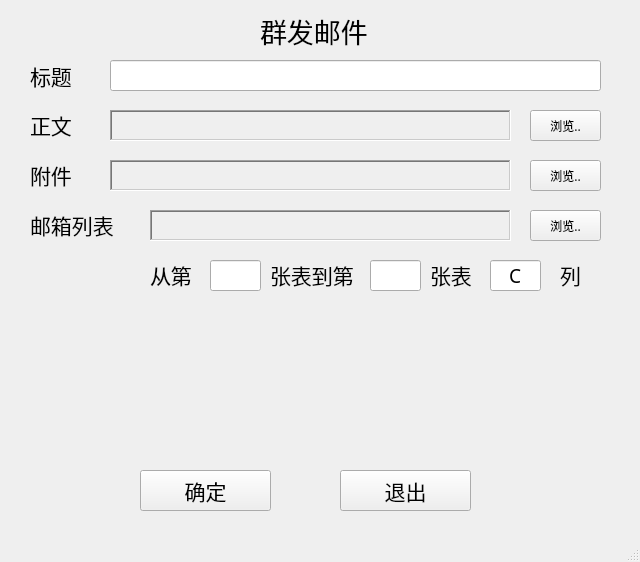
Qt form ui_send1.ui (oliverhust/SendMail) before a commit.
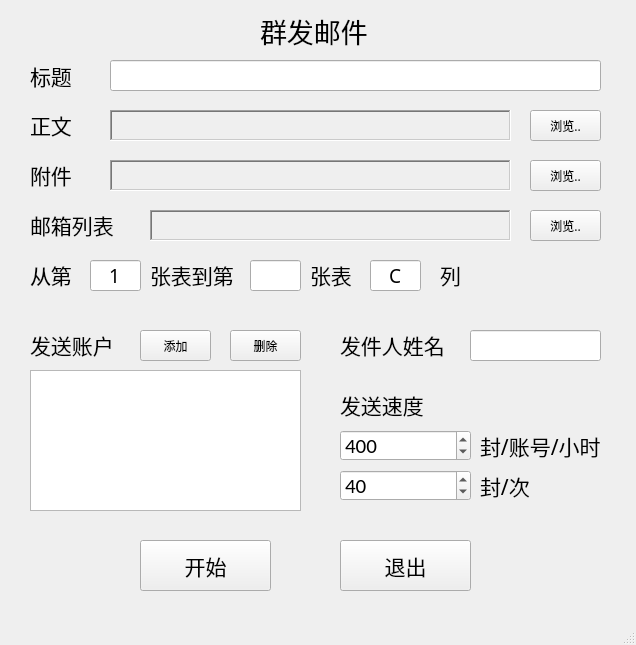
The same form after that commit.

```diff
--- a/ui_send1.ui
+++ b/ui_send1.ui
@@ -6,8 +6,8 @@
    <rect>
     <x>0</x>
     <y>0</y>
-    <width>640</width>
-    <height>562</height>
+    <width>636</width>
+    <height>645</height>
    </rect>
   </property>
   <property name="windowTitle">
@@ -18,9 +18,9 @@
     <property name="geometry">
      <rect>
       <x>140</x>
-      <y>470</y>
+      <y>540</y>
       <width>131</width>
-      <height>41</height>
+      <height>51</height>
      </rect>
     </property>
     <property name="font">
@@ -30,16 +30,16 @@
      </font>
     </property>
     <property name="text">
-     <string>确定</string>
+     <string>开始</string>
     </property>
    </widget>
    <widget class="QPushButton" name="pushButton_cancel">
     <property name="geometry">
      <rect>
       <x>340</x>
-      <y>470</y>
+      <y>540</y>
       <width>131</width>
-      <height>41</height>
+      <height>51</height>
      </rect>
     </property>
     <property name="font">
@@ -276,7 +276,7 @@
    <widget class="QLineEdit" name="lineEdit_Xls_From">
     <property name="geometry">
      <rect>
-      <x>210</x>
+      <x>90</x>
       <y>260</y>
       <width>51</width>
       <height>31</height>
@@ -289,7 +289,7 @@
      </font>
     </property>
     <property name="text">
-     <string/>
+     <string>1</string>
     </property>
     <property name="alignment">
      <set>Qt::AlignCenter</set>
@@ -298,7 +298,7 @@
    <widget class="QLabel" name="label_8">
     <property name="geometry">
      <rect>
-      <x>150</x>
+      <x>30</x>
       <y>260</y>
       <width>41</width>
       <height>30</height>
@@ -317,7 +317,7 @@
    <widget class="QLabel" name="label_9">
     <property name="geometry">
      <rect>
-      <x>270</x>
+      <x>150</x>
       <y>260</y>
       <width>84</width>
       <height>30</height>
@@ -336,7 +336,7 @@
    <widget class="QLabel" name="label_10">
     <property name="geometry">
      <rect>
-      <x>430</x>
+      <x>310</x>
       <y>260</y>
       <width>84</width>
       <height>30</height>
@@ -355,7 +355,7 @@
    <widget class="QLineEdit" name="lineEdit_Xls_To">
     <property name="geometry">
      <rect>
-      <x>370</x>
+      <x>250</x>
       <y>260</y>
       <width>51</width>
       <height>31</height>
@@ -377,7 +377,7 @@
    <widget class="QLabel" name="label_11">
     <property name="geometry">
      <rect>
-      <x>560</x>
+      <x>440</x>
       <y>260</y>
       <width>31</width>
       <height>30</height>
@@ -396,7 +396,7 @@
    <widget class="QLineEdit" name="lineEdit_Xls_Col">
     <property name="geometry">
      <rect>
-      <x>490</x>
+      <x>370</x>
       <y>260</y>
       <width>51</width>
       <height>31</height>
@@ -434,6 +434,252 @@
      <string>群发邮件</string>
     </property>
    </widget>
+   <widget class="QListWidget" name="listWidget">
+    <property name="geometry">
+     <rect>
+      <x>30</x>
+      <y>370</y>
+      <width>271</width>
+      <height>141</height>
+     </rect>
+    </property>
+    <property name="toolTip">
+     <string>多账户将自动切换发送</string>
+    </property>
+   </widget>
+   <widget class="QPushButton" name="pushButton_account_add">
+    <property name="geometry">
+     <rect>
+      <x>140</x>
+      <y>330</y>
+      <width>71</width>
+      <height>31</height>
+     </rect>
+    </property>
+    <property name="font">
+     <font>
+      <family>Malgun Gothic Semilight</family>
+     </font>
+    </property>
+    <property name="toolTip">
+     <string>添加一个账户</string>
+    </property>
+    <property name="text">
+     <string>添加</string>
+    </property>
+   </widget>
+   <widget class="QPushButton" name="pushButton_account_del">
+    <property name="geometry">
+     <rect>
+      <x>230</x>
+      <y>330</y>
+      <width>71</width>
+      <height>31</height>
+     </rect>
+    </property>
+    <property name="font">
+     <font>
+      <family>Malgun Gothic Semilight</family>
+     </font>
+    </property>
+    <property name="toolTip">
+     <string>删除一个账户</string>
+    </property>
+    <property name="text">
+     <string>删除</string>
+    </property>
+   </widget>
+   <widget class="QLabel" name="label_12">
+    <property name="geometry">
+     <rect>
+      <x>30</x>
+      <y>330</y>
+      <width>91</width>
+      <height>30</height>
+     </rect>
+    </property>
+    <property name="font">
+     <font>
+      <family>Malgun Gothic Semilight</family>
+      <pointsize>16</pointsize>
+     </font>
+    </property>
+    <property name="toolTip">
+     <string>多账户将自动切换发送</string>
+    </property>
+    <property name="text">
+     <string>发送账户</string>
+    </property>
+   </widget>
+   <widget class="QLineEdit" name="lineEdit_Sender_Name">
+    <property name="geometry">
+     <rect>
+      <x>470</x>
+      <y>330</y>
+      <width>131</width>
+      <height>31</height>
+     </rect>
+    </property>
+    <property name="font">
+     <font>
+      <family>Malgun Gothic Semilight</family>
+      <pointsize>16</pointsize>
+     </font>
+    </property>
+    <property name="toolTip">
+     <string/>
+    </property>
+   </widget>
+   <widget class="QLabel" name="label_13">
+    <property name="geometry">
+     <rect>
+      <x>340</x>
+      <y>330</y>
+      <width>121</width>
+      <height>30</height>
+     </rect>
+    </property>
+    <property name="font">
+     <font>
+      <family>Malgun Gothic Semilight</family>
+      <pointsize>16</pointsize>
+     </font>
+    </property>
+    <property name="text">
+     <string>发件人姓名</string>
+    </property>
+   </widget>
+   <widget class="QLabel" name="label_14">
+    <property name="geometry">
+     <rect>
+      <x>340</x>
+      <y>390</y>
+      <width>121</width>
+      <height>30</height>
+     </rect>
+    </property>
+    <property name="font">
+     <font>
+      <family>Malgun Gothic Semilight</family>
+      <pointsize>16</pointsize>
+     </font>
+    </property>
+    <property name="text">
+     <string>发送速度</string>
+    </property>
+   </widget>
+   <widget class="QLabel" name="label_15">
+    <property name="geometry">
+     <rect>
+      <x>480</x>
+      <y>430</y>
+      <width>131</width>
+      <height>31</height>
+     </rect>
+    </property>
+    <property name="font">
+     <font>
+      <family>Malgun Gothic Semilight</family>
+      <pointsize>16</pointsize>
+     </font>
+    </property>
+    <property name="toolTip">
+     <string>每个账号每小时的发送数量</string>
+    </property>
+    <property name="text">
+     <string>封/账号/小时</string>
+    </property>
+   </widget>
+   <widget class="QSpinBox" name="spinBox_Each_Hour">
+    <property name="geometry">
+     <rect>
+      <x>340</x>
+      <y>430</y>
+      <width>131</width>
+      <height>31</height>
+     </rect>
+    </property>
+    <property name="minimumSize">
+     <size>
+      <width>71</width>
+      <height>31</height>
+     </size>
+    </property>
+    <property name="font">
+     <font>
+      <family>Calibri</family>
+      <pointsize>16</pointsize>
+     </font>
+    </property>
+    <property name="toolTip">
+     <string>每个账号每小时的发送数量</string>
+    </property>
+    <property name="minimum">
+     <number>1</number>
+    </property>
+    <property name="maximum">
+     <number>2000</number>
+    </property>
+    <property name="value">
+     <number>400</number>
+    </property>
+   </widget>
+   <widget class="QSpinBox" name="spinBox_Each_Time">
+    <property name="geometry">
+     <rect>
+      <x>340</x>
+      <y>470</y>
+      <width>131</width>
+      <height>31</height>
+     </rect>
+    </property>
+    <property name="minimumSize">
+     <size>
+      <width>71</width>
+      <height>31</height>
+     </size>
+    </property>
+    <property name="font">
+     <font>
+      <family>Calibri</family>
+      <pointsize>16</pointsize>
+     </font>
+    </property>
+    <property name="toolTip">
+     <string>每一次发送的最大发送数量</string>
+    </property>
+    <property name="minimum">
+     <number>1</number>
+    </property>
+    <property name="maximum">
+     <number>100</number>
+    </property>
+    <property name="value">
+     <number>40</number>
+    </property>
+   </widget>
+   <widget class="QLabel" name="label_16">
+    <property name="geometry">
+     <rect>
+      <x>480</x>
+      <y>470</y>
+      <width>131</width>
+      <height>31</height>
+     </rect>
+    </property>
+    <property name="font">
+     <font>
+      <family>Malgun Gothic Semilight</family>
+      <pointsize>16</pointsize>
+     </font>
+    </property>
+    <property name="toolTip">
+     <string>每一次发送的最大发送数量</string>
+    </property>
+    <property name="text">
+     <string>封/次</string>
+    </property>
+   </widget>
   </widget>
   <widget class="QMenuBar" name="menubar">
    <property name="geometry">
```
Left out of the diff: 60 changed lines with no effect on the pictures.
